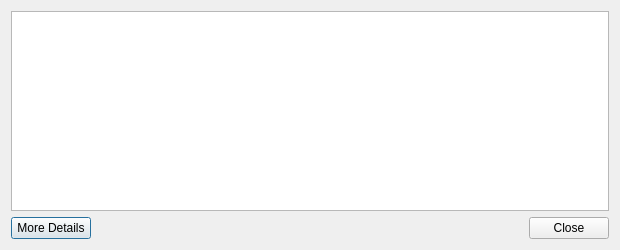
Qt form src/qt/forms/transactiondescdialog.ui (securechain/securechain-wallet) before a commit.
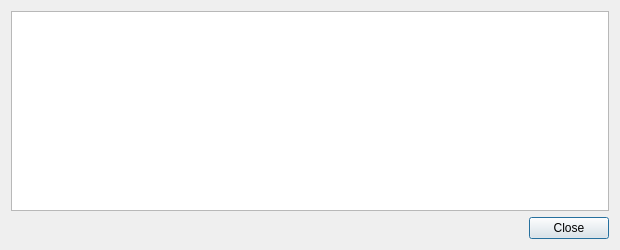
The same form after that commit.

```diff
--- a/src/qt/forms/transactiondescdialog.ui
+++ b/src/qt/forms/transactiondescdialog.ui
@@ -25,34 +25,14 @@
     </widget>
    </item>
    <item>
-    <layout class="QHBoxLayout" name="horizontalLayout">
-     <item>
-      <widget class="QPushButton" name="showTxDetails">
-       <property name="text">
-        <string>More Details</string>
-       </property>
-      </widget>
-     </item>
-     <item>
       <widget class="QDialogButtonBox" name="buttonBox">
-       <property name="layoutDirection">
-        <enum>Qt::LeftToRight</enum>
-       </property>
-       <property name="autoFillBackground">
-        <bool>false</bool>
-       </property>
        <property name="orientation">
         <enum>Qt::Horizontal</enum>
        </property>
        <property name="standardButtons">
         <set>QDialogButtonBox::Close</set>
        </property>
-       <property name="centerButtons">
-        <bool>false</bool>
-       </property>
-      </widget>
-     </item>
-    </layout>
+    </widget>
    </item>
   </layout>
  </widget>
```
Left out of the diff: 16 changed lines with no effect on the pictures. Lines whose indentation alone changed are shown as unchanged.
